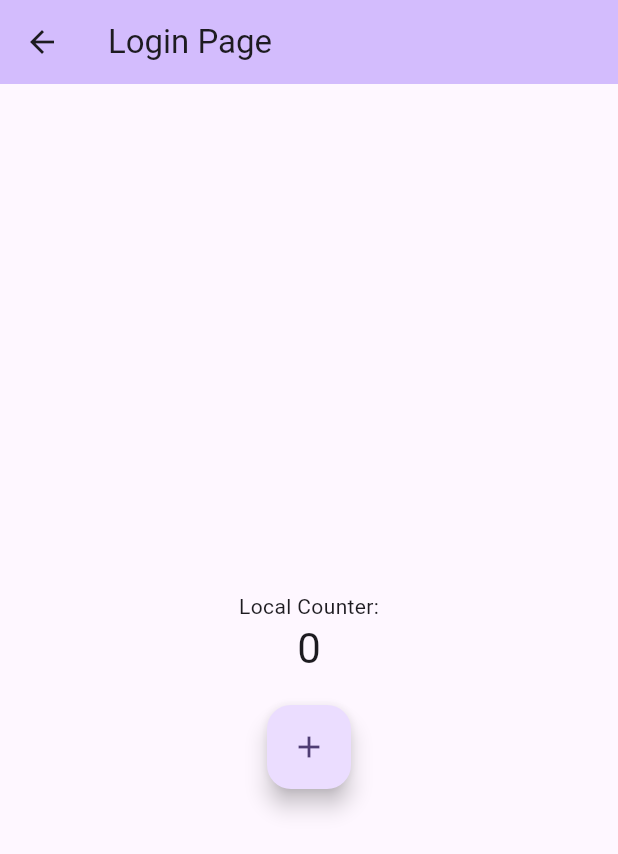
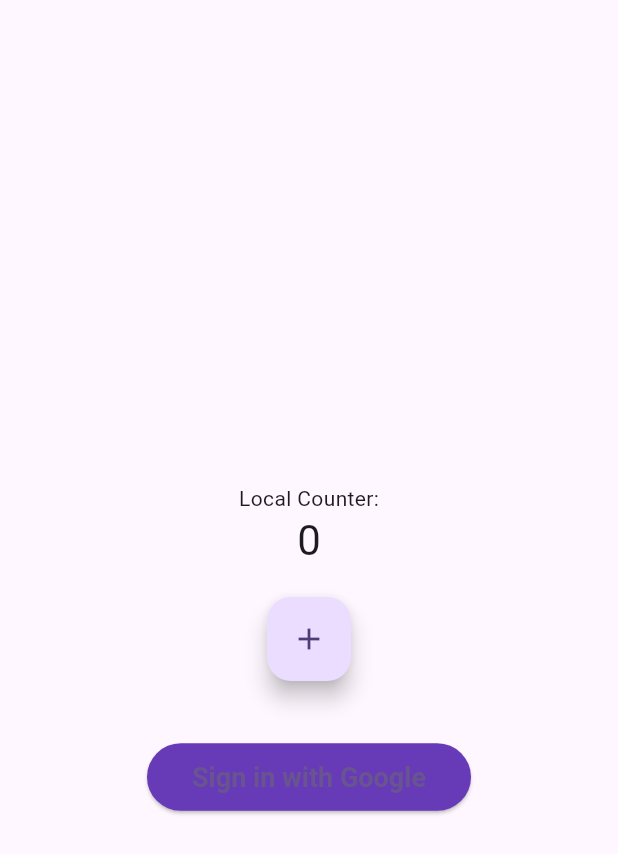
Before and after one commit to stiuff-mobile-devs/inventory-platform, a Flutter app: the screen it shows after launch, on a phone screen of 412 x 824 dp. Shown: the top 854 px of the screen. Run offline on Flutter 3.47's test engine with Material 3 defaults, Android fonts, the phone set to English and light mode, and no system bars; our stand-ins replace equatable, firebase_auth, firebase_core, flutter_bloc, get_it, go_router and 1 more; accounts and stored records are empty; generated files the repository leaves out were written again.

Commit message:
Update: SignIn w/ Google on Android is now functional.

```diff
--- /dev/null
+++ b/lib/features/login/domain/usecases/sign_in_with_google.dart
@@ -0,0 +1,10 @@
+import 'package:firebase_auth/firebase_auth.dart';
+import 'package:inventory_platform/features/login/data/repositories/login_repository_impl.dart';
+
+class SignInWithGoogle {
+  final LoginRepository repository;
+
+  SignInWithGoogle(this.repository);
+
+  Future<User?> call() => repository.signInWithGoogle();
+}
--- /dev/null
+++ b/lib/features/login/presentation/bloc/login_bloc.dart
@@ -0,0 +1,43 @@
+import 'package:flutter_bloc/flutter_bloc.dart';
+import 'package:firebase_auth/firebase_auth.dart';
+import '../../domain/usecases/sign_in_with_google.dart';
+
+abstract class LoginEvent {}
+
+class GoogleSignInRequested extends LoginEvent {}
+
+abstract class LoginState {}
+
+class LoginInitial extends LoginState {}
+
+class LoginLoading extends LoginState {}
+
+class LoginSuccess extends LoginState {
+  final User user;
+  LoginSuccess(this.user);
+}
+
+class LoginFailure extends LoginState {
+  final String message;
+  LoginFailure(this.message);
+}
+
+class LoginBloc extends Bloc<LoginEvent, LoginState> {
+  final SignInWithGoogle signInWithGoogle;
+
+  LoginBloc(this.signInWithGoogle) : super(LoginInitial()) {
+    on<GoogleSignInRequested>((event, emit) async {
+      emit(LoginLoading());
+      try {
+        final user = await signInWithGoogle();
+        if (user != null) {
+          emit(LoginSuccess(user));
+        } else {
+          emit(LoginFailure('Sign-In canceled'));
+        }
+      } catch (e) {
+        emit(LoginFailure(e.toString()));
+      }
+    });
+  }
+}
--- a/lib/features/login/presentation/pages/login_page.dart
+++ b/lib/features/login/presentation/pages/login_page.dart
@@ -1,36 +1,26 @@
 import 'package:flutter/material.dart';
 import 'package:flutter_bloc/flutter_bloc.dart';
+import 'package:go_router/go_router.dart';
+import 'package:inventory_platform/features/login/presentation/bloc/login_bloc.dart';
+import '../../domain/usecases/sign_in_with_google.dart'; // Certifique-se de importar corretamente
 import '../bloc/counter_bloc.dart';
 import '../bloc/counter_event.dart';
 import '../bloc/counter_state.dart';
 
 class LoginPage extends StatelessWidget {
-  const LoginPage({super.key, required this.title});
+  final SignInWithGoogle signInWithGoogle;
 
-  final String title;
+  const LoginPage({super.key, required this.signInWithGoogle});
 
   @override
   Widget build(BuildContext context) {
-    return Scaffold(
-      appBar: AppBar(
-        backgroundColor: Theme.of(context).colorScheme.inversePrimary,
-        title: Text(title),
-      ),
+    return BlocProvider(
+      create: (context) => LoginBloc(signInWithGoogle),
+      child: Scaffold(
         body: Center(
           child: Column(
             mainAxisAlignment: MainAxisAlignment.center,
             children: <Widget>[
-            // const Text(
-            //   'Global Counter:',
-            // ),
-            // BlocBuilder<CounterBloc, CounterState>(
-            //   builder: (context, state) {
-            //     return Text(
-            //       '${state.count}',
-            //       style: Theme.of(context).textTheme.headlineMedium,
-            //     );
-            //   },
-            // ),
               const SizedBox(height: 40),
               const Text(
                 'Local Counter:',
@@ -60,16 +50,40 @@ class LoginPage extends StatelessWidget {
                   },
                 ),
               ),
+              const SizedBox(height: 40),
+              BlocConsumer<LoginBloc, LoginState>(
+                listener: (context, state) {
+                  if (state is LoginSuccess) {
+                    context.go('/home');
+                  } else if (state is LoginFailure) {
+                    ScaffoldMessenger.of(context).showSnackBar(
+                      SnackBar(content: Text(state.message)),
+                    );
+                  }
+                },
+                builder: (context, state) {
+                  if (state is LoginLoading) {
+                    return const CircularProgressIndicator();
+                  }
+                  return ElevatedButton(
+                    onPressed: () {
+                      context.read<LoginBloc>().add(GoogleSignInRequested());
+                    },
+                    style: ElevatedButton.styleFrom(
+                      padding: const EdgeInsets.symmetric(
+                          vertical: 12, horizontal: 30),
+                      backgroundColor: Colors.deepPurple,
+                      textStyle: const TextStyle(
+                          fontSize: 18, fontWeight: FontWeight.bold),
+                    ),
+                    child: const Text('Sign in with Google'),
+                  );
+                },
+              ),
             ],
           ),
         ),
-      // floatingActionButton: FloatingActionButton(
-      //   onPressed: () {
-      //     context.read<CounterBloc>().add(IncrementCounter());
-      //   },
-      //   tooltip: 'Increment Global',
-      //   child: const Icon(Icons.add),
-      // ),
+      ),
     );
   }
 }
--- a/lib/main.dart
+++ b/lib/main.dart
@@ -17,14 +17,17 @@ class MyApp extends StatelessWidget {
 
   @override
   Widget build(BuildContext context) {
-    return MaterialApp(
+    return MaterialApp.router(
+      routerConfig: AppRoutes.router,
+
+      debugShowCheckedModeBanner: false,
       title: 'Flutter Demo',
       theme: ThemeData(
         colorScheme: ColorScheme.fromSeed(seedColor: Colors.deepPurple),
         useMaterial3: true,
       ),
-      initialRoute: AppRoutes.login, // Define a rota inicial
-      onGenerateRoute: AppRoutes.generateRoute,
+      // initialRoute: AppRoutes.login,
+      // onGenerateRoute: AppRoutes.generateRoute,
     );
   }
 
--- /dev/null
+++ b/lib/routes/route_transitions.dart
@@ -0,0 +1,40 @@
+import 'package:flutter/material.dart';
+
+class RouteTransitions {
+  // Fade transition
+  static Widget fadeTransition(
+      BuildContext context,
+      Animation<double> animation,
+      Animation<double> secondaryAnimation,
+      Widget child) {
+    return FadeTransition(
+      opacity: animation,
+      child: child,
+    );
+  }
+
+  // Slide from right transition
+  static Widget slideFromRightTransition(
+      BuildContext context,
+      Animation<double> animation,
+      Animation<double> secondaryAnimation,
+      Widget child) {
+    const begin = Offset(1.0, 0.0);
+    const end = Offset.zero;
+    const curve = Curves.easeInOut;
+
+    var tween = Tween(begin: begin, end: end).chain(CurveTween(curve: curve));
+    var offsetAnimation = animation.drive(tween);
+
+    return SlideTransition(
+      position: offsetAnimation,
+      child: child,
+    );
+  }
+
+  // No transition (immediate navigation)
+  static Widget noTransition(BuildContext context, Animation<double> animation,
+      Animation<double> secondaryAnimation, Widget child) {
+    return child;
+  }
+}
--- a/lib/routes/routes.dart
+++ b/lib/routes/routes.dart
@@ -1,23 +1,33 @@
-import 'package:flutter/material.dart';
+import 'package:go_router/go_router.dart';
+import 'package:inventory_platform/core/injection_container.dart';
+import 'package:inventory_platform/features/home/presentation/pages/home_page.dart';
 import 'package:inventory_platform/features/login/presentation/pages/login_page.dart';
+import 'package:inventory_platform/routes/route_transitions.dart';
 
 class AppRoutes {
-  static const String login = '/login';
-
-  static Route<dynamic> generateRoute(RouteSettings settings) {
-    switch (settings.name) {
-      case login:
-        return MaterialPageRoute(
-          builder: (_) => const LoginPage(
-            title: 'Login Page',
-          ),
-        );
-      default:
-        return MaterialPageRoute(
-          builder: (_) => const LoginPage(
-            title: 'Page Not Found',
-          ),
-        );
-    }
-  }
+  static final GoRouter router = GoRouter(
+    initialLocation: '/login',
+    routes: [
+      GoRoute(
+        path: '/login',
+        builder: (context, state) => LoginPage(
+          signInWithGoogle: sl(),
+        ),
+        pageBuilder: (context, state) => CustomTransitionPage(
+          key: state.pageKey,
+          child: LoginPage(signInWithGoogle: sl()),
+          transitionsBuilder: RouteTransitions.noTransition,
+        ),
+      ),
+      GoRoute(
+        path: '/home',
+        builder: (context, state) => const HomePage(),
+        pageBuilder: (context, state) => CustomTransitionPage(
+          key: state.pageKey,
+          child: const HomePage(),
+          transitionsBuilder: RouteTransitions.noTransition,
+        ),
+      ),
+    ],
+  );
 }
--- a/pubspec.yaml
+++ b/pubspec.yaml
@@ -38,6 +38,9 @@ dependencies:
   equatable: ^2.0.7
   provider: ^6.1.2
   get_it: ^8.0.2
+  go_router: ^14.6.2
+  firebase_auth: ^5.3.4
+  google_sign_in: ^6.2.2
 
 dev_dependencies:
   flutter_test:
```
Also changed, not shown: lib/core/injection_container.dart (+17 -3 lines), lib/core/services/firebase_service.dart (+40 -0 lines), lib/features/home/presentation/pages/home_page.dart (added, +49 -0 lines), lib/features/login/data/repositories/login_repository_impl.dart (added, +15 -0 lines), firebase.json, pubspec.lock, 8 other files. Lines whose indentation alone changed are shown as unchanged.
